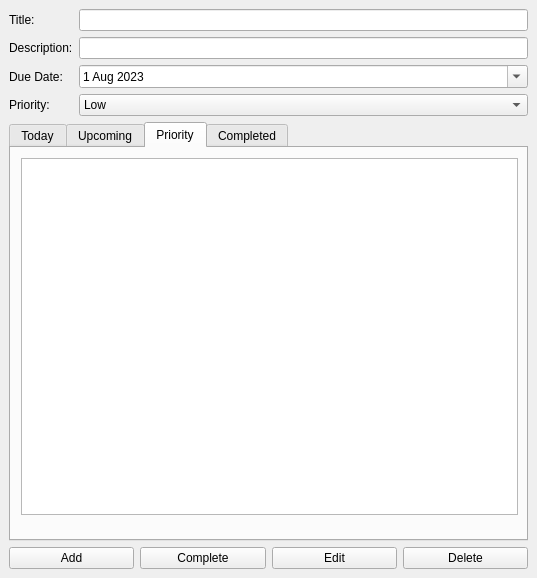
Before: the Qt Designer form mainwindow.ui in derrick-mao/To-do-List, drawn with Qt 5.
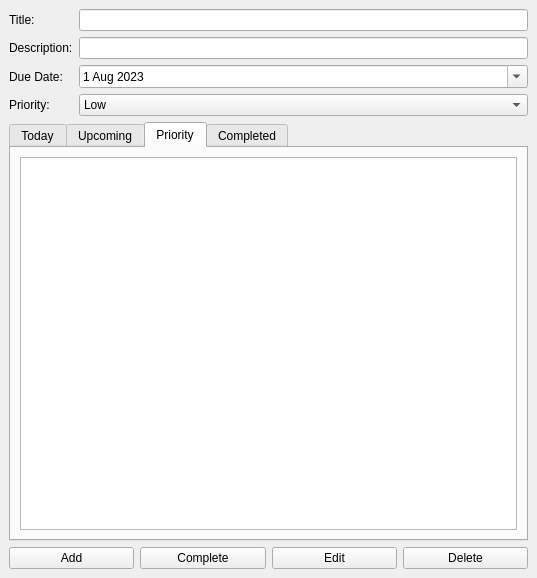
After: the same form once the commit is applied.

Commit message: p layout ui

Diff of the .ui file:
```diff
--- a/mainwindow.ui
+++ b/mainwindow.ui
@@ -151,16 +151,11 @@
        <attribute name="title">
         <string>Priority</string>
        </attribute>
-       <widget class="QListWidget" name="priorityList">
-        <property name="geometry">
-         <rect>
-          <x>10</x>
-          <y>10</y>
-          <width>497</width>
-          <height>357</height>
-         </rect>
-        </property>
-       </widget>
+       <layout class="QVBoxLayout" name="verticalLayout_2">
+        <item>
+         <widget class="QListWidget" name="priorityList"/>
+        </item>
+       </layout>
       </widget>
       <widget class="QWidget" name="tab_completed">
        <attribute name="title">
```
